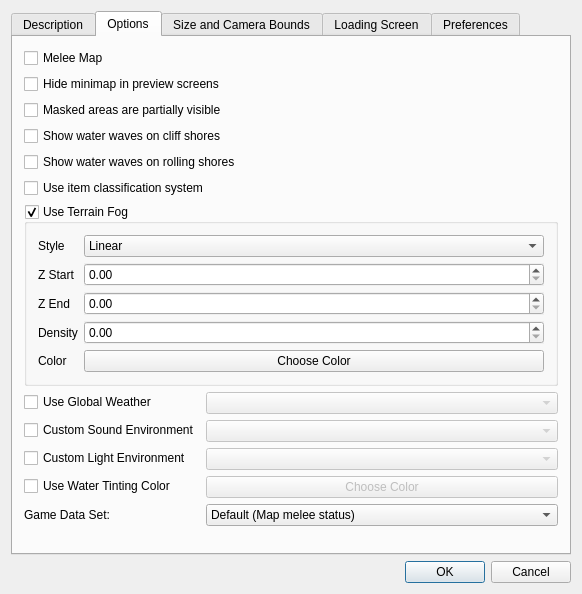
Above: src/menus/map_info_editor.ui from stijnherfst/HiveWE before the change. Below: the same form after it.
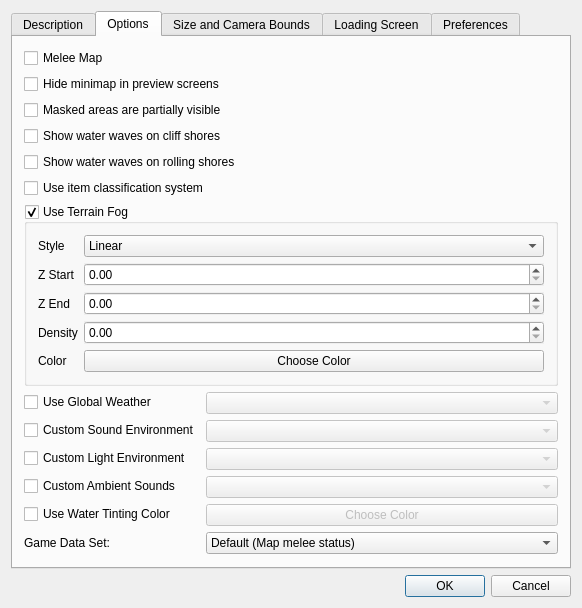
That is the form after the change. The open tabs and pages were chosen to show the change. Custom widgets are drawn as their Qt base class.

Commit message: extended map info

The edit to the form file:
```diff
--- a/src/menus/map_info_editor.ui
+++ b/src/menus/map_info_editor.ui
@@ -329,13 +329,30 @@
             </widget>
            </item>
            <item row="4" column="0">
+            <widget class="QCheckBox" name="waterTinting">
+             <property name="text">
+              <string>Use Water Tinting Color</string>
+             </property>
+            </widget>
+           </item>
+           <item row="4" column="1">
+            <widget class="ColorButton" name="waterColor">
+             <property name="enabled">
+              <bool>false</bool>
+             </property>
+             <property name="text">
+              <string>Choose Color</string>
+             </property>
+            </widget>
+           </item>
+           <item row="5" column="0">
             <widget class="QLabel" name="label_13">
              <property name="text">
               <string>Game Data Set:</string>
              </property>
             </widget>
            </item>
-           <item row="4" column="1">
+           <item row="5" column="1">
             <widget class="QComboBox" name="gameDataSet">
              <item>
               <property name="text">
@@ -355,19 +372,19 @@
             </widget>
            </item>
            <item row="3" column="0">
-            <widget class="QCheckBox" name="waterTinting">
+            <widget class="QCheckBox" name="customAmbiance">
              <property name="text">
-              <string>Use Water Tinting Color</string>
+              <string>Custom Ambient Sounds</string>
              </property>
             </widget>
            </item>
            <item row="3" column="1">
-            <widget class="ColorButton" name="waterColor">
+            <widget class="QComboBox" name="customAmbianceCombo">
              <property name="enabled">
               <bool>false</bool>
              </property>
-             <property name="text">
-              <string>Choose Color</string>
+             <property name="maxVisibleItems">
+              <number>20</number>
              </property>
             </widget>
            </item>
```
Left out of the diff: 62 changed lines with no effect on the pictures. The commit also changes 8 other files.
